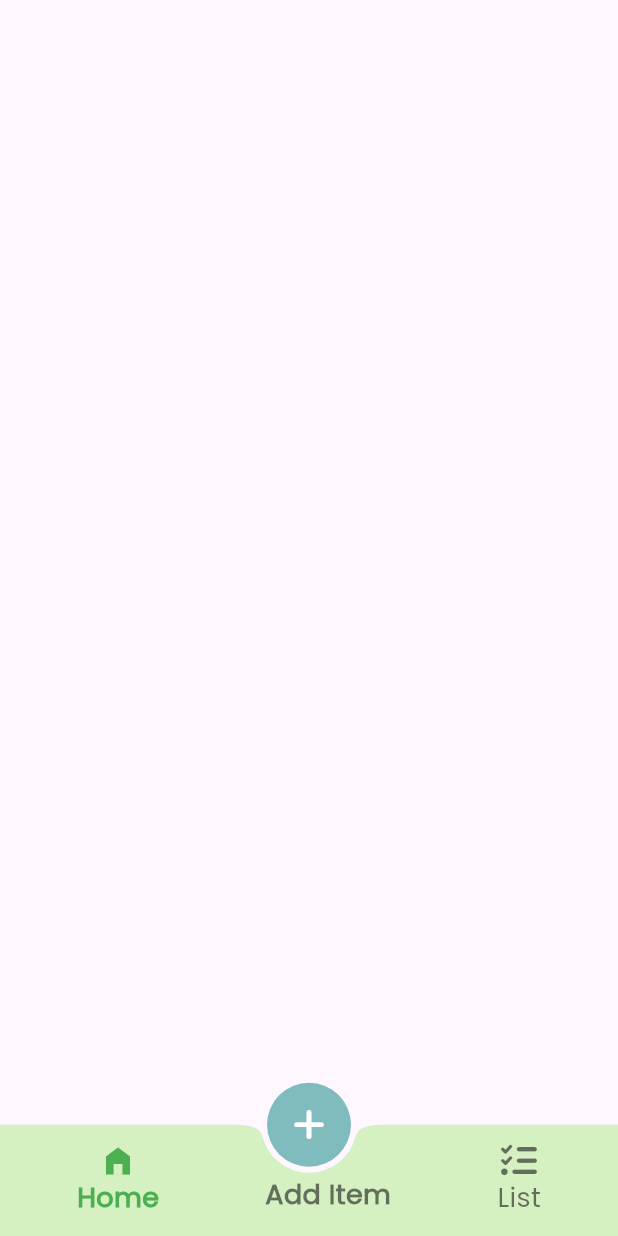
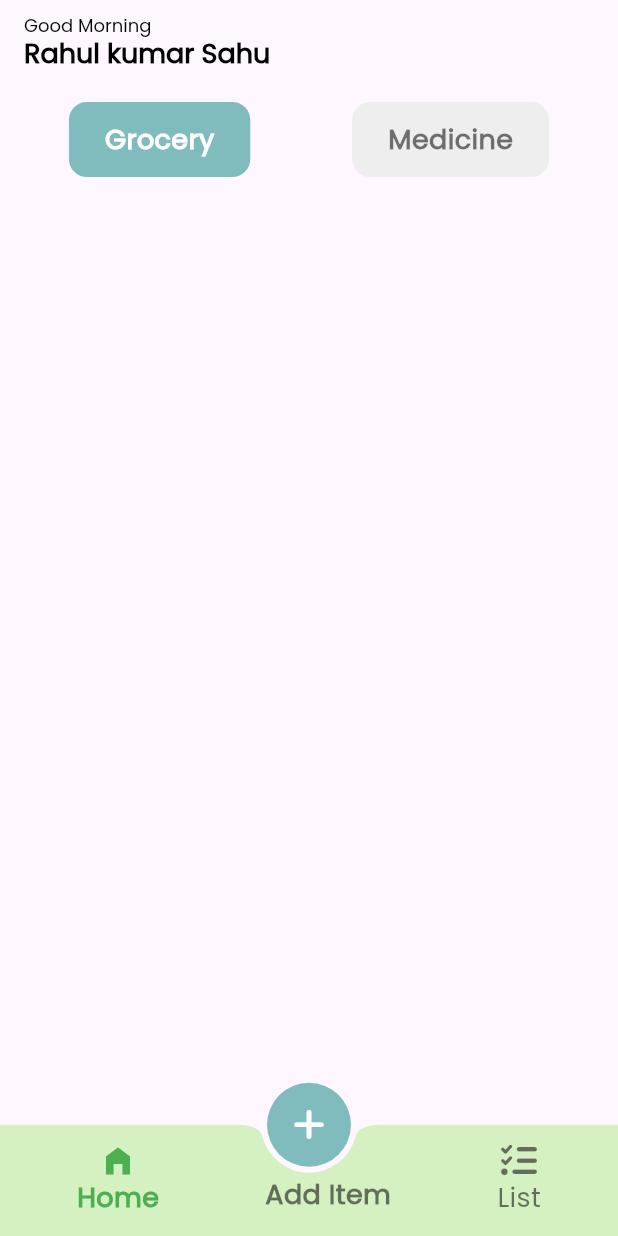
Before and after one commit to rahulkumardev24/SmartStock-ExpiryTracker, a Flutter app: the screen it shows after launch, on a phone screen of 412 x 824 dp. Run offline on Flutter 3.47's test engine with Material 3 defaults, Android fonts, the phone set to English and light mode, and no system bars; our stand-ins replace font_awesome_flutter, lottie.

Commit message:
home screen complete

```diff
--- /dev/null
+++ b/lib/screen/grocery_screen.dart
@@ -0,0 +1,15 @@
+import 'package:flutter/material.dart';
+
+class GroceryScreen extends StatefulWidget {
+  const GroceryScreen({super.key});
+
+  @override
+  State<GroceryScreen> createState() => _GroceryScreenState();
+}
+
+class _GroceryScreenState extends State<GroceryScreen> {
+  @override
+  Widget build(BuildContext context) {
+    return Scaffold() ;
+  }
+}
--- a/lib/screen/home_screen.dart
+++ b/lib/screen/home_screen.dart
@@ -1,4 +1,9 @@
 import 'package:flutter/material.dart';
+import 'package:smartstock/utils/colors.dart';
+import 'package:smartstock/utils/custom_text_style.dart';
+
+import 'grocery_screen.dart';
+import 'medicine_screen.dart';
 
 class HomeScreen extends StatefulWidget {
   const HomeScreen({super.key});
@@ -8,8 +13,117 @@ class HomeScreen extends StatefulWidget {
 }
 
 class _HomeScreenState extends State<HomeScreen> {
+  int _selectedIndex = 0;
+
+  /// Function to return the selected screen
+  Widget _getSelectedScreen() {
+    return _selectedIndex == 0 ? GroceryScreen() : MedicineScreen();
+  }
+
+  /// here we create function for greeting
+  String getGreeting() {
+    int hour = DateTime.now().hour;
+    if (hour >= 5 && hour < 12) {
+      return "Good Morning";
+    } else if (hour >= 12 && hour < 17) {
+      return "Good Afternoon";
+    } else if (hour >= 17 && hour < 20) {
+      return "Good Evening";
+    } else {
+      return "Good Night";
+    }
+  }
+
   @override
   Widget build(BuildContext context) {
-    return Scaffold();
+    return Scaffold(
+      appBar: AppBar(title: Column(
+        crossAxisAlignment: CrossAxisAlignment.start,
+        children: [
+          Text(getGreeting() , style: myTextStyle12(),),
+          Text("Rahul kumar Sahu " , style: myTextStyle18(fontWeight: FontWeight.bold),),
+        ],
+      )),
+
+      body: Column(
+        children: [
+          /// Custom Tab Bar
+          Padding(
+            padding: const EdgeInsets.all(12.0),
+            child: Row(
+              mainAxisAlignment: MainAxisAlignment.spaceAround,
+              children: [
+                /// Grocery Button
+                GestureDetector(
+                  onTap: () {
+                    setState(() {
+                      _selectedIndex = 0;
+                    });
+                  },
+                  child: AnimatedContainer(
+                    duration: Duration(milliseconds: 300),
+                    padding: EdgeInsets.symmetric(vertical: 12, horizontal: 24),
+                    decoration: BoxDecoration(
+                      color:
+                          _selectedIndex == 0
+                              ? AppColors.main
+                              : Colors.grey[200],
+                      borderRadius: BorderRadius.circular(12),
+                    ),
+                    child: Text(
+                      "Grocery",
+                      style: myTextStyle18(
+                        fontWeight: FontWeight.bold,
+                        fontColor:
+                            _selectedIndex == 0 ? Colors.white : Colors.black54,
+                      ),
+                    ),
+                  ),
+                ),
+
+                /// Restaurant Button
+                GestureDetector(
+                  onTap: () {
+                    setState(() {
+                      _selectedIndex = 1;
+                    });
+                  },
+                  child: AnimatedContainer(
+                    duration: Duration(milliseconds: 300),
+                    padding: EdgeInsets.symmetric(vertical: 12, horizontal: 24),
+                    decoration: BoxDecoration(
+                      color:
+                          _selectedIndex == 1
+                              ? AppColors.main
+                              : Colors.grey[200],
+                      borderRadius: BorderRadius.circular(12),
+                    ),
+                    child: Text(
+                      "Medicine",
+                      style: myTextStyle18(
+                        fontWeight: FontWeight.bold,
+                        fontColor:
+                            _selectedIndex == 1 ? Colors.white : Colors.black54,
+                      ),
+                    ),
+                  ),
+                ),
+              ],
+            ),
+          ),
+
+          /// Animated Screen Switching
+          Expanded(
+            child: AnimatedSwitcher(
+              duration: Duration(milliseconds: 300),
+              transitionBuilder:
+                  (widget, animation) =>
+                      FadeTransition(opacity: animation, child: widget),
+              child: _getSelectedScreen(), // Display selected screen
+            ),
+          ),
+        ],
+      ),
+    );
   }
 }
--- /dev/null
+++ b/lib/screen/medicine_screen.dart
@@ -0,0 +1,15 @@
+import 'package:flutter/material.dart';
+
+class MedicineScreen extends StatefulWidget {
+  const MedicineScreen({super.key});
+
+  @override
+  State<MedicineScreen> createState() => _MedicineScreenState();
+}
+
+class _MedicineScreenState extends State<MedicineScreen> {
+  @override
+  Widget build(BuildContext context) {
+    return Scaffold() ;
+  }
+}
```
